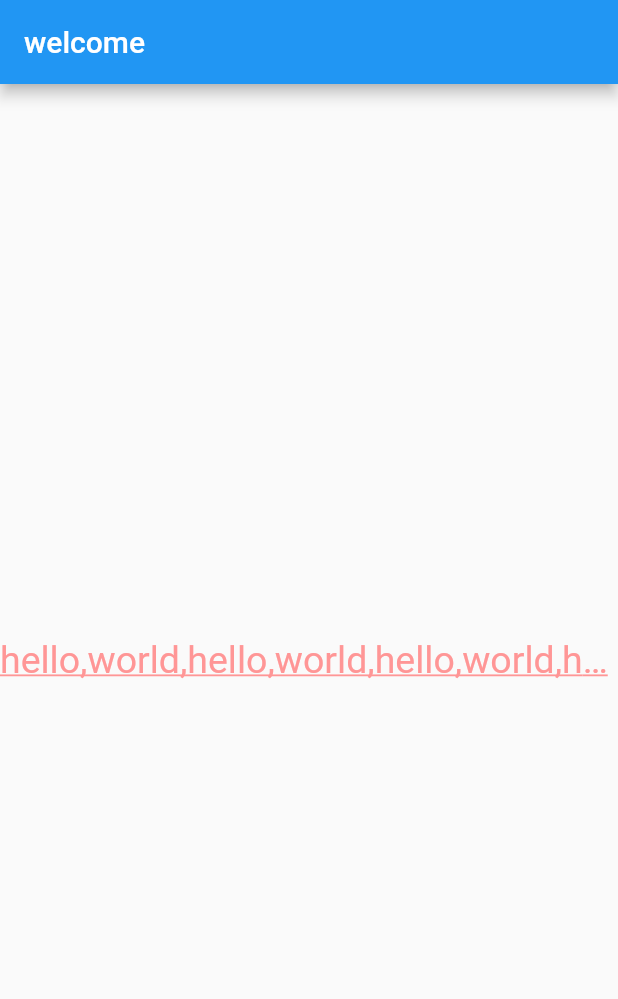
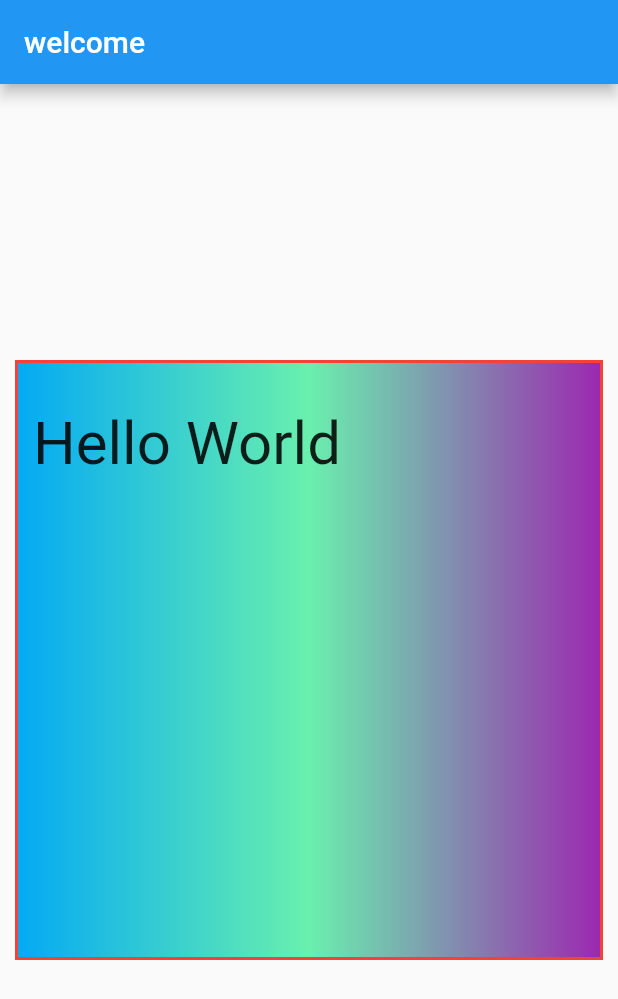
Before and after one commit to lb66/flutter-demo-2, a Flutter app: the screen it shows after launch, on a phone screen of 412 x 824 dp. Shown: the top 999 px of the screen. Run offline on Flutter 3.47's test engine with Material 2 defaults, Android fonts, the phone set to English and light mode, and no system bars.

Commit message:
Container容器组件

```diff
--- a/lib/main.dart
+++ b/lib/main.dart
@@ -12,17 +12,36 @@ class MyApp extends StatelessWidget {
         home: Scaffold(
           appBar: AppBar(title: Text('welcome')),
           body: Center(
-            child: Text(
-              'hello,world,hello,world,hello,world,hello,world,hello,world',
-              textAlign: TextAlign.left,
-              maxLines: 1,
-              overflow: TextOverflow.ellipsis,
-              style: TextStyle(
-                fontSize: 25.0,
-                color: Color.fromARGB(255, 255, 150, 150),
-                decoration: TextDecoration.underline,
-                decorationStyle: TextDecorationStyle.solid,
+            // child: Text(
+            //   'hello,world,hello,world,hello,world,hello,world,hello,world',
+            //   textAlign: TextAlign.left,
+            //   maxLines: 1,
+            //   overflow: TextOverflow.ellipsis,
+            //   style: TextStyle(
+            //     fontSize: 25.0,
+            //     color: Color.fromARGB(255, 255, 150, 150),
+            //     decoration: TextDecoration.underline,
+            //     decorationStyle: TextDecorationStyle.solid,
+            //   ),
+            // ),
+            child: Container(
+              child: new Text(
+                'Hello World',
+                style: TextStyle(fontSize: 40.0),
               ),
+              alignment: Alignment.topLeft,
+              width: 500.0,
+              height: 400.0,
+              // color: Colors.lightBlue,
+              padding: const EdgeInsets.fromLTRB(10.0, 30.0, 0.0, 0.0),
+              margin: const EdgeInsets.all(10.0),
+              decoration: new BoxDecoration(
+                  gradient: const LinearGradient(colors: [
+                    Colors.lightBlue,
+                    Colors.greenAccent,
+                    Colors.purple
+                  ]),
+                  border: Border.all(width: 2.0, color: Colors.red)),
             ),
           ),
         ));
```
